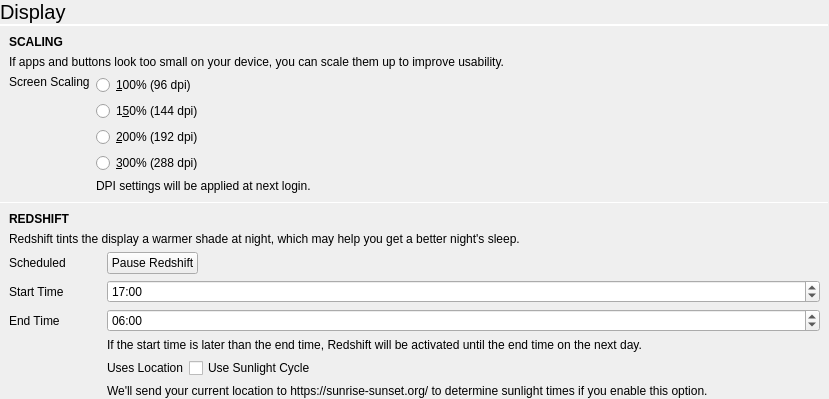
vicr123/theshell, file statuscenter/DisplayPane/displaypane.ui: the form before one commit; both pictures show x 0 to 829 and y 0 to 399 of the 829 by 594 pixel window.
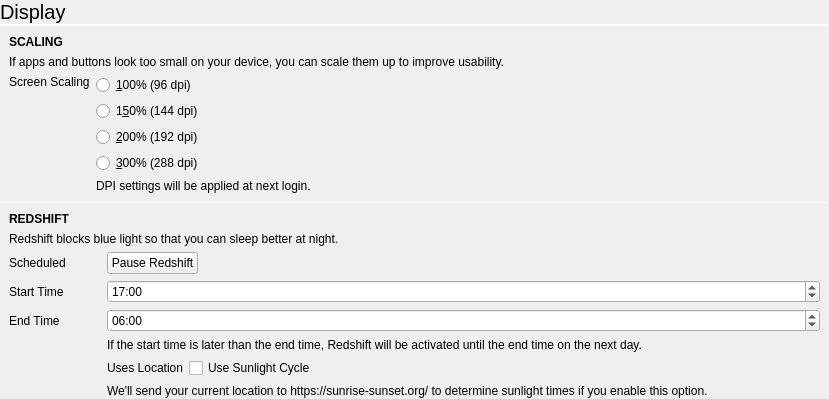
The form after the commit. Custom widgets are drawn as their Qt base class.

Patch:
```diff
--- a/statuscenter/DisplayPane/displaypane.ui
+++ b/statuscenter/DisplayPane/displaypane.ui
@@ -427,7 +427,7 @@
          <item row="1" column="0" colspan="2">
           <widget class="QLabel" name="label_4">
            <property name="text">
-            <string>Redshift tints the display a warmer shade at night, which may help you get a better night's sleep.</string>
+            <string>Redshift blocks blue light so that you can sleep better at night.</string>
            </property>
           </widget>
          </item>
```
